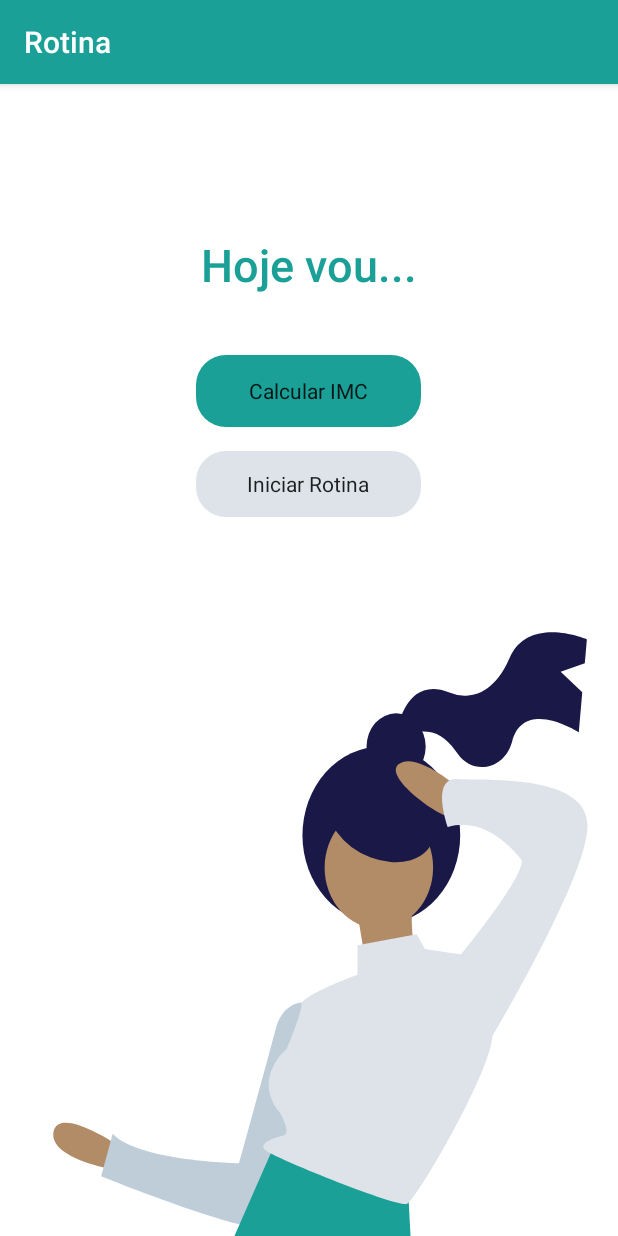
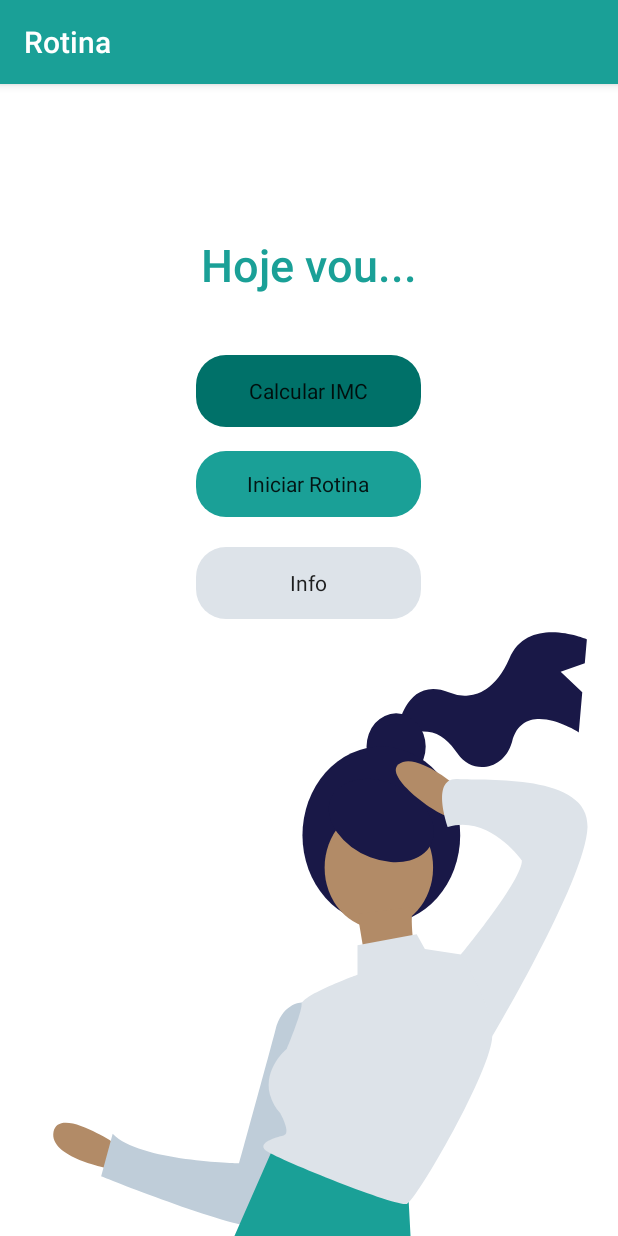
Before and after one commit to anna-jose/Rotina, an Android app: the EtapaActivity screen opened directly, with no data from a screen before it, after a tap on "VOLTAR", on a phone screen of 412 x 824 dp. Run offline under Robolectric (Android 15) with nearby library versions, the light colour scheme and no system bars.

Commit message:
Versão antes da implementação do Timer com método TTS usando variável String. Contém a página de Informação e novo arquivo mp3 para o som do timer

```diff
--- a/app/src/main/java/com/example/rotina/EtapaActivity.java
+++ b/app/src/main/java/com/example/rotina/EtapaActivity.java
@@ -3,7 +3,9 @@ package com.example.rotina;
 import androidx.appcompat.app.AppCompatActivity;
 
 import android.content.Intent;
+import android.media.MediaPlayer;
 import android.os.Bundle;
+import android.speech.tts.TextToSpeech;
 import android.view.View;
 import android.widget.Button;
 import android.widget.ImageView;
@@ -12,17 +14,24 @@ import android.widget.Toast;
 
 import org.w3c.dom.Text;
 
-public class EtapaActivity extends AppCompatActivity {
+import java.util.Locale;
+
+public class EtapaActivity extends AppCompatActivity implements TextToSpeech.OnInitListener {
 
     Button btVoltar, btAvancar;
     TextView txEtapa, txDescricao;
     ImageView imIlustra;
     public Integer contador = 0; //gerencia qual etapa será exibida
+    private TextToSpeech leitura; //para ler a descrição das etapas e obs.
+    private Locale locale; //voz
+    MediaPlayer tick;
+
 
     @Override
     protected void onCreate(Bundle savedInstanceState) {
         super.onCreate(savedInstanceState);
         setContentView(R.layout.activity_etapa);
+        leitura = new TextToSpeech(EtapaActivity.this, EtapaActivity.this);
         carregaWidgets();
         botoes();
         carregaEtapa();
@@ -37,6 +46,8 @@ public class EtapaActivity extends AppCompatActivity {
         txDescricao = (TextView)findViewById(R.id.txtDescricao);
         imIlustra = (ImageView)findViewById(R.id.imgIlustra);
     }
+
+
 
     public void botoes(){
         btVoltar.setOnClickListener(new View.OnClickListener() {
@@ -58,37 +69,83 @@ public class EtapaActivity extends AppCompatActivity {
     }
 
     public void carregaEtapa(){
+
         if (contador < 0 || contador > 6){ //funcionou ;-;
             Intent voltar = new Intent(EtapaActivity.this, MainActivity.class);
             startActivity(voltar);
         }else if (contador == 0){
             txEtapa.setText("Etapa 1 - Joelhos");
             imIlustra.setImageResource(R.drawable.joelho);
-            txDescricao.setText("Deitado, coloque um calcanhar quase em cima do joelho da outra perna, ainda visível à você. \n\nSegure esta perna pelo outro lado e fique assim por 20 segundos.");
+            txDescricao.setText("Deitado, coloque um calcanhar quase em cima de um joelho.\n\nSegure pelo outro lado do joelho e fique assim por 20 segundos.");
+//            String texto = txDescricao.getText().toString();
+            ler();
         }else if (contador == 1){
             txEtapa.setText("Etapa 2 - Coluna 1");
             imIlustra.setImageResource(R.drawable.coluna1);
-            txDescricao.setText("Torça uma perna sobre a outra. Mantenha a coluna reta e braços abertos. \n\nAguarde 20 segundos.");
+            txDescricao.setText("Torça uma perna sobre a outra. Mantenha a coluna reta e braços abertos.\n\nAguarde 20 segundos.");
+//            String texto = txDescricao.getText().toString();
+            ler();
+            timer();
         }else if (contador == 2){
             txEtapa.setText("Etapa 3 - Coluna 2");
             imIlustra.setImageResource(R.drawable.coluna2a);
             txDescricao.setText("Vire de barriga para baixo, e empurre com as duas mãos, braços esticados e quadril deitado.");
+            ler();
         }else if (contador == 3){
             txEtapa.setText("Etapa 4 - Coluna 3");
             imIlustra.setImageResource(R.drawable.coluna2b);
             txDescricao.setText(" Agora, dobre os joelhos e deite sobre eles, apoiando a cabeça na cama.");
+            ler();
         }else if (contador == 4){
             txEtapa.setText("Etapa 5 - Braços 1");
             imIlustra.setImageResource(R.drawable.bracos1);
-            txDescricao.setText("Sente e cruze as pernas. Apoie um braço do seu lado e alongue o outro para a mesma direção. \n\nMantenha o braço alongado no ar. ");
+            txDescricao.setText("Sente e cruze as pernas. Apoie um braço do seu lado e alongue o outro para a mesma direção.\n\nMantenha o braço alongado no ar. ");
+            ler();
         }else if (contador == 5){
             txEtapa.setText("Etapa 6 - Pescoço");
             imIlustra.setImageResource(R.drawable.pescoco);
             txDescricao.setText("Relaxe e gire a cabeça em movimentos circulares, cuidadosamente. Tente o sentido horário e antihorário!");
+            ler();
         }else if (contador == 6){
             txEtapa.setText("Etapa 7 - Braços 2");
             imIlustra.setImageResource(R.drawable.bracos2);
-            txDescricao.setText("Estique os braços acima da cabeça, entrelace os dedos por 20 segundos.");
+            txDescricao.setText("Estique os braços acima da cabeça.\n\nEntrelace os dedos por 20 segundos.");
+            ler();
         }
     }
+
+    public void ler(){ //lê os bagulho
+        String texto = txDescricao.getText().toString();
+        leitura.speak(texto, TextToSpeech.QUEUE_FLUSH,Bundle.EMPTY,"1");
+    }
+
+    public void timer(){
+
+        //setar o som do timer
+        if (tick == null){
+            tick = MediaPlayer.create(EtapaActivity.this, R.raw.timer);
+//            tick.setOnCompletionListener(new MediaPlayer.OnCompletionListener() {
+//                @Override
+//                public void onCompletion(MediaPlayer mp) {
+//                    stopPlayer();
+//                }
+//            });
+        }
+        tick.setLooping(true); //faz o loop to som
+        tick.start();
+
+    }
+
+    private void stopPlayer() {
+        if (tick != null) {
+            tick.release();
+            tick = null;
+        }
+    }
+
+    @Override
+    public void onInit(int status) {
+        locale = new Locale("pt", "BR");
+        leitura.setLanguage(locale);
+    }
 }
--- a/app/src/main/java/com/example/rotina/MainActivity.java
+++ b/app/src/main/java/com/example/rotina/MainActivity.java
@@ -10,7 +10,7 @@ import android.widget.Toast;
 
 public class MainActivity extends AppCompatActivity {
 
-    Button btIMC, btRotina;
+    Button btIMC, btRotina, btInfo;
 
     @Override
     protected void onCreate(Bundle savedInstanceState) {
@@ -24,6 +24,7 @@ public class MainActivity extends AppCompatActivity {
     private void carregaWidgets(){
         btIMC = (Button)findViewById(R.id.btnIMC);
         btRotina = (Button)findViewById(R.id.btnRotina);
+        btInfo = (Button)findViewById(R.id.btnInfo);
     }
     private void imc(){
         btIMC.setOnClickListener(new View.OnClickListener() {
@@ -41,5 +42,12 @@ public class MainActivity extends AppCompatActivity {
                 startActivity(telaRotina);
             }
         });
+        btInfo.setOnClickListener(new View.OnClickListener() {
+            @Override
+            public void onClick(View v) {
+                Intent telaInfo = new Intent(MainActivity.this, InfoActivity.class);
+                startActivity(telaInfo);
+            }
+        });
     }
 }
--- a/app/src/main/res/layout/activity_main.xml
+++ b/app/src/main/res/layout/activity_main.xml
@@ -27,7 +27,7 @@
         android:layout_marginTop="20dp"
         android:layout_marginBottom="16dp"
         android:background="@drawable/button_shape"
-        android:backgroundTint="#1AA097"
+        android:backgroundTint="@color/darkTeal"
         android:text="Calcular IMC"
         android:textAppearance="@style/TextAppearance.AppCompat.Body1" />
 
@@ -37,8 +37,20 @@
         android:layout_height="44dp"
         android:layout_gravity="center"
         android:background="@drawable/button_shape"
-        android:backgroundTint="#DDE3E9"
+        android:backgroundTint="@color/defaultTeal"
         android:text="Iniciar Rotina"
         android:textAppearance="@style/TextAppearance.AppCompat.Body1" />
 
+    <Button
+        android:id="@+id/btnInfo"
+        android:layout_width="150dp"
+        android:layout_height="48dp"
+        android:background="@drawable/button_shape"
+        android:backgroundTint="#DDE3E9"
+        android:layout_gravity="center"
+        android:layout_marginTop="20dp"
+        android:layout_marginBottom="16dp"
+        android:text="Info"
+        android:textAppearance="@style/TextAppearance.AppCompat.Body1"/>
+
 </LinearLayout>
```
Also changed, not shown: app/src/main/java/com/example/rotina/InfoActivity.java (+15 -1 lines), app/src/main/res/layout/activity_info.xml (+5 -3 lines), app/src/main/res/drawable/thumbsmall.jpg (added), app/src/main/res/drawable/thumbvideo.jpg (added), 1 other file.
